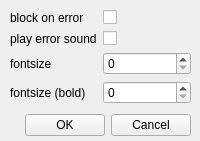
Codingboy/neo, file form/settingswidget.ui: the form before one commit.
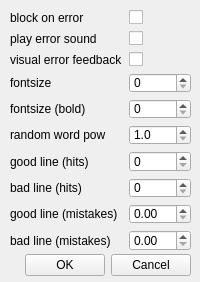
The form after the commit.

What changed in the file:
```diff
--- a/form/settingswidget.ui
+++ b/form/settingswidget.ui
@@ -7,7 +7,7 @@
     <x>0</x>
     <y>0</y>
     <width>200</width>
-    <height>141</height>
+    <height>282</height>
    </rect>
   </property>
   <property name="windowTitle">
@@ -19,7 +19,7 @@
      <x>10</x>
      <y>10</y>
      <width>181</width>
-     <height>101</height>
+     <height>241</height>
     </rect>
    </property>
    <layout class="QFormLayout" name="formLayout">
@@ -54,33 +54,118 @@
       </property>
      </widget>
     </item>
-    <item row="2" column="0">
+    <item row="3" column="0">
      <widget class="QLabel" name="label_3">
       <property name="text">
        <string>fontsize</string>
       </property>
      </widget>
     </item>
-    <item row="2" column="1">
+    <item row="3" column="1">
      <widget class="QSpinBox" name="fontSize"/>
     </item>
-    <item row="3" column="0">
+    <item row="4" column="0">
      <widget class="QLabel" name="label_4">
       <property name="text">
        <string>fontsize (bold)</string>
       </property>
      </widget>
     </item>
-    <item row="3" column="1">
+    <item row="4" column="1">
      <widget class="QSpinBox" name="fontBoldSize"/>
     </item>
+    <item row="2" column="0">
+     <widget class="QLabel" name="label_5">
+      <property name="text">
+       <string>visual error feedback</string>
+      </property>
+     </widget>
+    </item>
+    <item row="2" column="1">
+     <widget class="QCheckBox" name="visualErrorFeedback">
+      <property name="text">
+       <string/>
+      </property>
+     </widget>
+    </item>
+    <item row="5" column="0">
+     <widget class="QLabel" name="label_6">
+      <property name="text">
+       <string>random word pow</string>
+      </property>
+     </widget>
+    </item>
+    <item row="5" column="1">
+     <widget class="QDoubleSpinBox" name="pow">
+      <property name="decimals">
+       <number>1</number>
+      </property>
+      <property name="minimum">
+       <double>1.000000000000000</double>
+      </property>
+      <property name="maximum">
+       <double>4.000000000000000</double>
+      </property>
+      <property name="singleStep">
+       <double>0.100000000000000</double>
+      </property>
+     </widget>
+    </item>
+    <item row="6" column="0">
+     <widget class="QLabel" name="label_7">
+      <property name="text">
+       <string>good line (hits)</string>
+      </property>
+     </widget>
+    </item>
+    <item row="7" column="0">
+     <widget class="QLabel" name="label_8">
+      <property name="text">
+       <string>bad line (hits)</string>
+      </property>
+     </widget>
+    </item>
+    <item row="8" column="0">
+     <widget class="QLabel" name="label_9">
+      <property name="text">
+       <string>good line (mistakes)</string>
+      </property>
+     </widget>
+    </item>
+    <item row="9" column="0">
+     <widget class="QLabel" name="label_10">
+      <property name="text">
+       <string>bad line (mistakes)</string>
+      </property>
+     </widget>
+    </item>
+    <item row="6" column="1">
+     <widget class="QSpinBox" name="goodLineA">
+      <property name="maximum">
+       <number>1000</number>
+      </property>
+     </widget>
+    </item>
+    <item row="7" column="1">
+     <widget class="QSpinBox" name="badLineA">
+      <property name="maximum">
+       <number>1000</number>
+      </property>
+     </widget>
+    </item>
+    <item row="8" column="1">
+     <widget class="QDoubleSpinBox" name="goodLineE"/>
+    </item>
+    <item row="9" column="1">
+     <widget class="QDoubleSpinBox" name="badLineE"/>
+    </item>
    </layout>
   </widget>
   <widget class="QWidget" name="horizontalLayoutWidget">
    <property name="geometry">
     <rect>
      <x>10</x>
-     <y>110</y>
+     <y>250</y>
      <width>181</width>
      <height>31</height>
     </rect>
```
